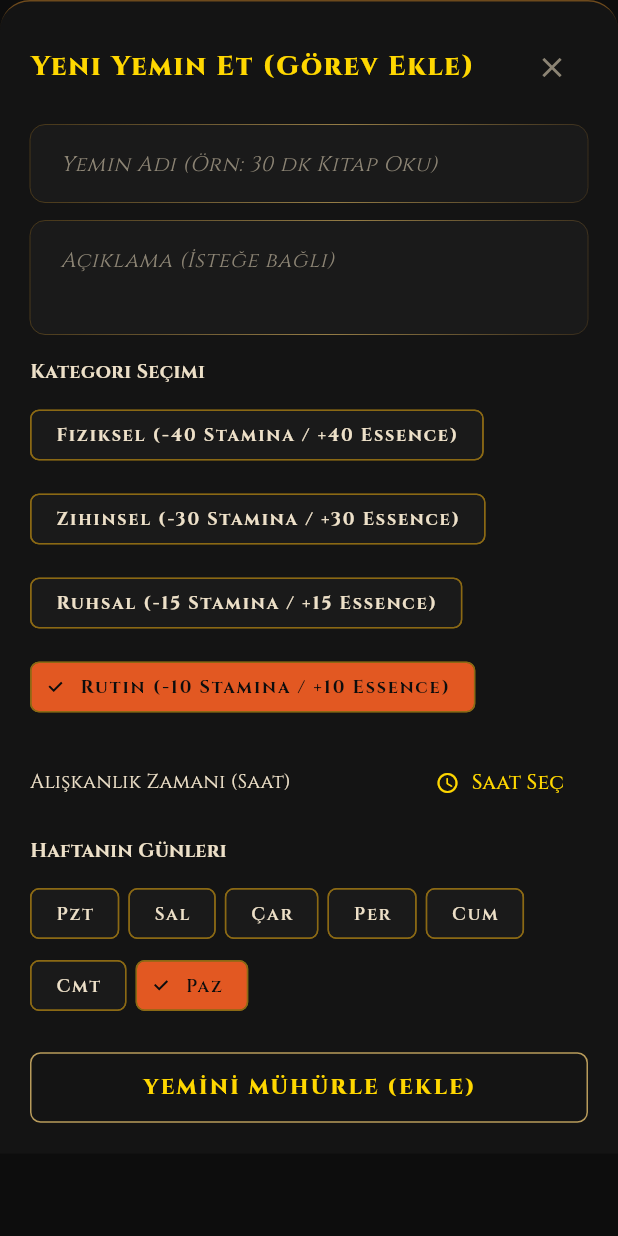
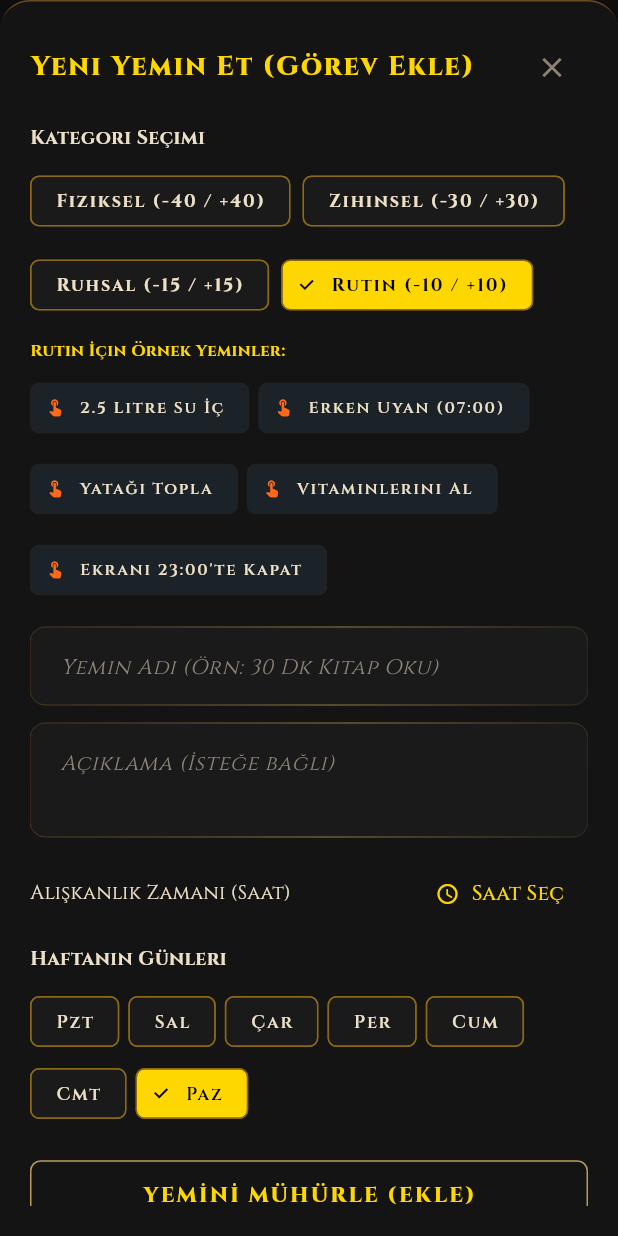
Before and after one commit to abdulkadirguntav/Bonfire, a Flutter app: the TaskBottomSheet widget shown alone on an empty page, opened directly, on a phone screen of 412 x 824 dp. Run offline on Flutter 3.47's test engine with Material 3 defaults, Android fonts, the phone set to English and light mode, and no system bars; our stand-ins replace flutter_riverpod, google_fonts, shared_preferences; missing offline and left inert: home_widget; accounts and stored records are empty.

Commit message:
fix(boss, streak, habits): enforce 1 strike/day, add multi-phase 30-90-180-365 scaling, category suggestions, and streak catchup

```diff
--- a/lib/presentation/widgets/task_bottom_sheet.dart
+++ b/lib/presentation/widgets/task_bottom_sheet.dart
@@ -7,6 +7,37 @@ import 'package:bonfire/domain/models/task.dart';
 import 'package:bonfire/domain/services/stamina_service.dart';
 import 'package:bonfire/presentation/providers/task_provider.dart';
 import 'package:bonfire/presentation/providers/user_provider.dart';
+
+const Map<TaskCategory, List<String>> _categorySuggestions = {
+  TaskCategory.physical: [
+    'Ağırlık Antrenmanı',
+    '5 km Koşu',
+    '100 Şınav & Mekik',
+    'Esneme & Mobilite',
+    'Tempolu Yürüyüş',
+  ],
+  TaskCategory.mental: [
+    'Ders Çalışmak (Pomodoro)',
+    '30 Sayfa Kitap Oku',
+    'Kodlama / Proje Pratiği',
+    'Yabancı Dil Pratiği',
+    'Makale / Analiz Oku',
+  ],
+  TaskCategory.mindful: [
+    '15 Dk Meditasyon',
+    'Günlük Tutma (Journaling)',
+    'Derin Nefes Egzersizi',
+    'Doğada Sessiz Yürüyüş',
+    'Dijital Detoks (1 Saat)',
+  ],
+  TaskCategory.routine: [
+    '2.5 Litre Su İç',
+    'Erken Uyan (07:00)',
+    'Yatağı Topla',
+    'Vitaminlerini Al',
+    'Ekranı 23:00\'te Kapat',
+  ],
+};
 
 class TaskBottomSheet extends ConsumerStatefulWidget {
   const TaskBottomSheet({super.key});
@@ -131,6 +162,9 @@ class _TaskBottomSheetState extends ConsumerState<TaskBottomSheet> {
       (label: 'Paz', value: DateTime.sunday),
     ];
 
+    final currentSuggestions =
+        _categorySuggestions[_selectedCategory] ?? const [];
+
     return Container(
       decoration: const BoxDecoration(
         color: GothicPalette.onyx,
@@ -169,23 +203,6 @@ class _TaskBottomSheetState extends ConsumerState<TaskBottomSheet> {
               ],
             ),
             const SizedBox(height: 14),
-            TextField(
-              controller: _titleController,
-              style: const TextStyle(color: GothicPalette.parchmentLight),
-              decoration: const InputDecoration(
-                hintText: 'Yemin Adı (Örn: 30 dk Kitap Oku)',
-              ),
-            ),
-            const SizedBox(height: 12),
-            TextField(
-              controller: _descriptionController,
-              maxLines: 2,
-              style: const TextStyle(color: GothicPalette.parchmentLight),
-              decoration: const InputDecoration(
-                hintText: 'Açıklama (İsteğe bağlı)',
-              ),
-            ),
-            const SizedBox(height: 16),
             const Text(
               'Kategori Seçimi',
               style: TextStyle(
@@ -202,12 +219,14 @@ class _TaskBottomSheetState extends ConsumerState<TaskBottomSheet> {
                 final selected = _selectedCategory == category;
                 return ChoiceChip(
                   label: Text(
-                    '${category.label} (-${category.staminaCost} Stamina / +${category.essenceReward} Essence)',
+                    '${category.label} (-${category.staminaCost} / +${category.essenceReward})',
                   ),
                   selected: selected,
+                  selectedColor: GothicPalette.goldBright,
+                  backgroundColor: GothicPalette.ironBlack,
                   labelStyle: TextStyle(
                     color: selected
-                        ? GothicPalette.obsidian
+                        ? Colors.black
                         : GothicPalette.parchmentLight,
                     fontWeight: FontWeight.w700,
                     fontSize: 12,
@@ -218,7 +237,64 @@ class _TaskBottomSheetState extends ConsumerState<TaskBottomSheet> {
                 );
               }).toList(),
             ),
-            const SizedBox(height: 16),
+            const SizedBox(height: 12),
+            // Example habit suggestions for the selected category
+            Text(
+              '${_selectedCategory.label} İçin Örnek Yeminler:',
+              style: const TextStyle(
+                color: GothicPalette.goldBright,
+                fontWeight: FontWeight.w700,
+                fontSize: 11,
+              ),
+            ),
+            const SizedBox(height: 6),
+            Wrap(
+              spacing: 6,
+              runSpacing: 6,
+              children: currentSuggestions.map((suggestion) {
+                return ActionChip(
+                  avatar: const Icon(
+                    Icons.touch_app_rounded,
+                    size: 13,
+                    color: GothicPalette.emberBright,
+                  ),
+                  label: Text(suggestion),
+                  backgroundColor: const Color(0xFF1B2228),
+                  side: const BorderSide(
+                    color: GothicPalette.charcoal,
+                    width: 0.8,
+                  ),
+                  labelStyle: const TextStyle(
+                    color: GothicPalette.parchmentLight,
+                    fontSize: 11,
+                    fontWeight: FontWeight.w600,
+                  ),
+                  onPressed: () {
+                    setState(() {
+                      _titleController.text = suggestion;
+                    });
+                  },
+                );
+              }).toList(),
+            ),
+            const SizedBox(height: 14),
+            TextField(
+              controller: _titleController,
+              style: const TextStyle(color: GothicPalette.parchmentLight),
+              decoration: const InputDecoration(
+                hintText: 'Yemin Adı (Örn: 30 Dk Kitap Oku)',
+              ),
+            ),
+            const SizedBox(height: 12),
+            TextField(
+              controller: _descriptionController,
+              maxLines: 2,
+              style: const TextStyle(color: GothicPalette.parchmentLight),
+              decoration: const InputDecoration(
+                hintText: 'Açıklama (İsteğe bağlı)',
+              ),
+            ),
+            const SizedBox(height: 14),
             Row(
               mainAxisAlignment: MainAxisAlignment.spaceBetween,
               children: [
@@ -237,7 +313,7 @@ class _TaskBottomSheetState extends ConsumerState<TaskBottomSheet> {
                 ),
               ],
             ),
-            const SizedBox(height: 12),
+            const SizedBox(height: 10),
             const Text(
               'Haftanın Günleri',
               style: TextStyle(
@@ -255,9 +331,11 @@ class _TaskBottomSheetState extends ConsumerState<TaskBottomSheet> {
                 return ChoiceChip(
                   label: Text(day.label),
                   selected: selected,
+                  selectedColor: GothicPalette.goldBright,
+                  backgroundColor: GothicPalette.ironBlack,
                   labelStyle: TextStyle(
                     color: selected
-                        ? GothicPalette.obsidian
+                        ? Colors.black
                         : GothicPalette.parchmentLight,
                     fontWeight: FontWeight.w600,
                   ),
```
Also changed, not shown: lib/domain/models/boss.dart (+34 -6 lines), lib/domain/services/boss_service.dart (+39 -25 lines), lib/domain/services/day_resolution_service.dart (+31 -1 lines), lib/presentation/providers/boss_provider.dart (+13 -2 lines), lib/presentation/providers/task_provider.dart (+27 -0 lines), lib/presentation/screens/home_screen.dart (+35 -7 lines), 1 other file.
